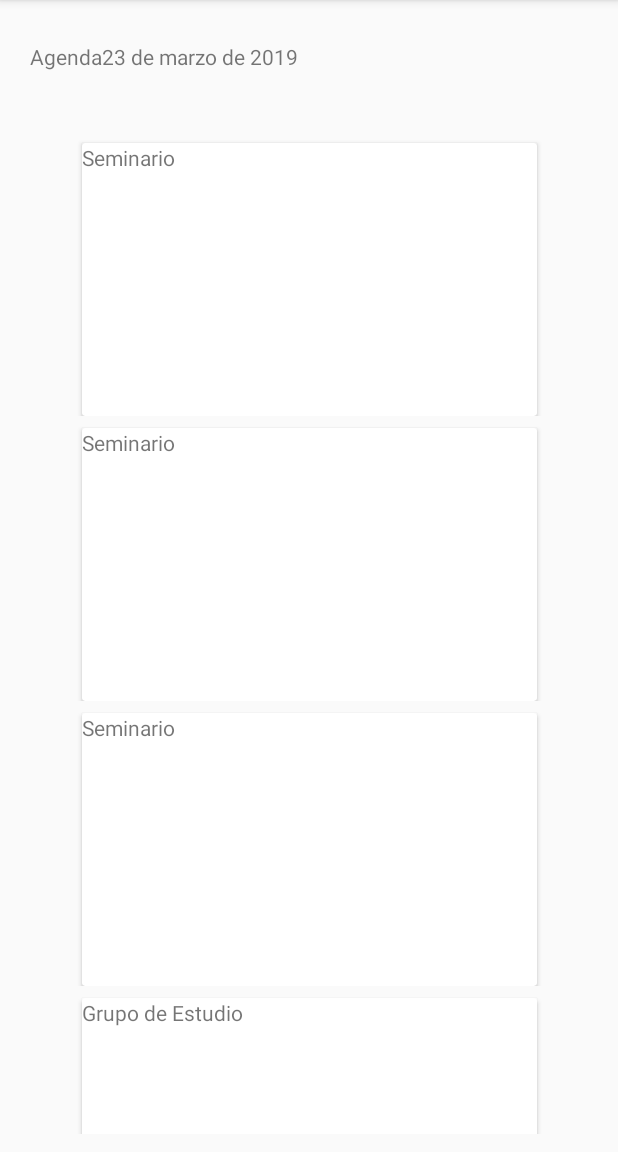
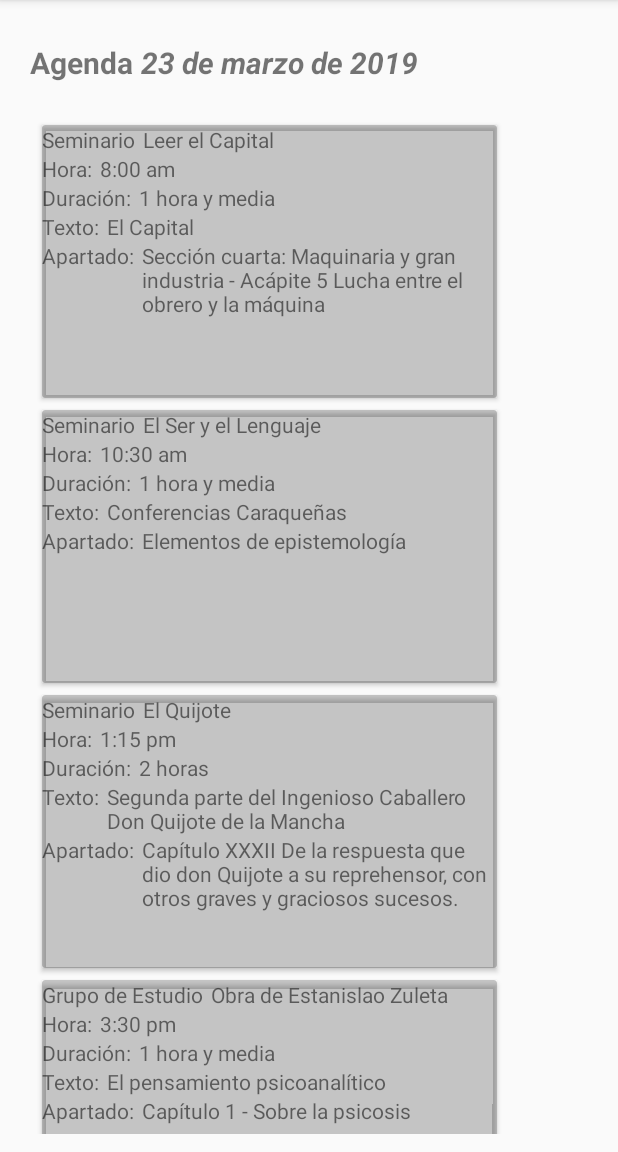
Before and after one commit to adatapoint/Ceez, an Android app: the screen it shows after launch (MainActivity), on a phone screen of 412 x 824 dp, the part 84-1236 px from its top. Run offline under Robolectric (Android 15) with nearby library versions, the phone set to English and light mode, and no system bars.

Commit message:
Added other information in the adapter

```diff
--- a/app/src/main/java/co/com/geosat/ceez/SesionAdapter.kt
+++ b/app/src/main/java/co/com/geosat/ceez/SesionAdapter.kt
@@ -22,6 +22,10 @@ class SesionAdapter (var items: ArrayList<Sesion>?): RecyclerView.Adapter<Sesion
         val item = items?.get(p1)
         holder.textViewNombre?.text = item?.nombre
         holder.textViewTipo?.text = item?.tipo
+        holder.textViewHora?.text = item?.hora
+        holder.textViewDuracion?.text = item?.duracion
+        holder.textViewTexto?.text = item?.texto
+        holder.textViewApartado?.text = item?.apartado
 
         holder.cardViewSesion?.setOnClickListener {
             Toast.makeText(it.context,"Item is clicked", Toast.LENGTH_SHORT).show()
@@ -33,11 +37,19 @@ class SesionAdapter (var items: ArrayList<Sesion>?): RecyclerView.Adapter<Sesion
         var cardViewSesion: CardView? = null
         var textViewNombre: TextView? = null
         var textViewTipo: TextView? = null
+        var textViewHora: TextView? = null
+        var textViewDuracion: TextView? = null
+        var textViewTexto: TextView? = null
+        var textViewApartado: TextView? = null
 
         init {
             this.cardViewSesion = view.cardViewSesion
             this.textViewNombre = view.textViewNombre
             this.textViewTipo = view.textViewTipo
+            this.textViewHora = view.textViewHora
+            this.textViewDuracion = view.textViewDuracion
+            this.textViewTexto = view.textViewTexto
+            this.textViewApartado = view.textViewApartado
         }
 
 
--- a/app/src/main/res/layout/activity_main.xml
+++ b/app/src/main/res/layout/activity_main.xml
@@ -19,16 +19,21 @@
                 android:layout_width="match_parent"
                 android:layout_height="wrap_content"
                 android:orientation="horizontal"
-                android:layout_marginBottom="40dp">
+                android:layout_marginBottom="20dp">
 
             <TextView
                     android:text="@string/agenda"
+                    android:textSize="@dimen/agenda_title"
                     android:layout_width="wrap_content"
-                    android:layout_height="wrap_content"/>
+                    android:layout_height="wrap_content"
+                    android:textStyle="bold"
+                    android:layout_marginEnd="5dp"/>
 
 
             <TextView
                     android:text="23 de marzo de 2019"
+                    android:textSize="@dimen/agenda_title"
+                    android:textStyle="bold|italic"
                     android:layout_width="wrap_content"
                     android:layout_height="wrap_content"
                     android:id="@+id/textViewFecha"/>
@@ -36,11 +41,15 @@
 
         </LinearLayout>
 
+        <ScrollView android:layout_width="match_parent" android:layout_height="wrap_content">
+
             <android.support.v7.widget.RecyclerView
                     android:layout_width="match_parent"
                     android:layout_height="wrap_content"
                     android:id="@+id/recyclerViewSesion"/>
 
+        </ScrollView>
+
 
     </LinearLayout>
 
--- a/app/src/main/res/layout/sesion_adapter.xml
+++ b/app/src/main/res/layout/sesion_adapter.xml
@@ -1,22 +1,21 @@
 <?xml version="1.0" encoding="utf-8"?>
-<android.support.constraint.ConstraintLayout
-        xmlns:android="http://schemas.android.com/apk/res/android"
-        xmlns:app="http://schemas.android.com/apk/res-auto" xmlns:tools="http://schemas.android.com/tools"
-        android:layout_width="match_parent"
-        android:layout_height="match_parent">
 
 <android.support.v7.widget.CardView
         android:layout_width="303dp"
         android:layout_height="182dp"
+        xmlns:app="http://schemas.android.com/apk/res-auto"
         android:padding="10dp"
         android:id="@+id/cardViewSesion"
-            android:background="@color/cardview_shadow_start_color"
+        app:cardBackgroundColor="@color/cardview_shadow_start_color"
         android:layout_marginTop="8dp"
         app:layout_constraintTop_toTopOf="parent"
         app:layout_constraintEnd_toEndOf="parent"
         android:layout_marginEnd="8dp"
         app:layout_constraintStart_toStartOf="parent"
-            android:layout_marginStart="8dp">
+        android:layout_marginStart="8dp"
+        android:layout_gravity="center_horizontal"
+        xmlns:android="http://schemas.android.com/apk/res/android"
+        android:paddingBottom="10dp">
 
     <LinearLayout
             android:layout_width="match_parent"
@@ -30,24 +29,117 @@
 
             <TextView
                     android:id="@+id/textViewTipo"
-                        android:layout_width="match_parent"
-                        android:layout_height="wrap_content"/>
-
-                <TextView
+                    android:text="Seminario"
                     android:layout_width="wrap_content"
                     android:layout_height="wrap_content"
-                        android:text="@string/space"/>
+                    android:layout_marginEnd="5dp"/>
 
             <TextView
                     android:id="@+id/textViewNombre"
+                    android:text="El ser y el lenguaje"
                     android:layout_width="match_parent"
                     android:layout_height="wrap_content"/>
 
         </LinearLayout>
 
+        <LinearLayout
+                android:layout_width="match_parent"
+                android:layout_height="wrap_content"
+                android:orientation="horizontal">
+
+            <TextView
+                    android:text="@string/hora"
+                    android:layout_width="wrap_content"
+                    android:layout_height="wrap_content"/>
+
+            <TextView
+                    android:text="@string/dos_puntos"
+                    android:layout_width="wrap_content"
+                    android:layout_height="wrap_content"
+                    android:layout_marginEnd="5dp"/>
+
+            <TextView
+                    android:id="@+id/textViewHora"
+                    android:text="8:00 pm"
+                    android:layout_width="match_parent"
+                    android:layout_height="wrap_content"/>
+
+        </LinearLayout>
+
+        <LinearLayout
+                android:layout_width="match_parent"
+                android:layout_height="wrap_content"
+                android:orientation="horizontal">
+
+            <TextView
+                    android:text="@string/duracion"
+                    android:layout_width="wrap_content"
+                    android:layout_height="wrap_content"/>
+
+            <TextView
+                    android:text="@string/dos_puntos"
+                    android:layout_width="wrap_content"
+                    android:layout_height="wrap_content"
+                    android:layout_marginEnd="5dp"/>
+
+            <TextView
+                    android:id="@+id/textViewDuracion"
+                    android:text="1 hora y media"
+                    android:layout_width="match_parent"
+                    android:layout_height="wrap_content"/>
+
+        </LinearLayout>
+
+        <LinearLayout
+                android:layout_width="match_parent"
+                android:layout_height="wrap_content"
+                android:orientation="horizontal">
+
+            <TextView
+                    android:text="@string/texto"
+                    android:layout_width="wrap_content"
+                    android:layout_height="wrap_content"/>
+
+            <TextView
+                    android:text="@string/dos_puntos"
+                    android:layout_width="wrap_content"
+                    android:layout_height="wrap_content"
+                    android:layout_marginEnd="5dp"/>
+
+            <TextView
+                    android:id="@+id/textViewTexto"
+                    android:text="Segunda parte del Ingenioso Caballero Don Quijote de la Mancha"
+                    android:layout_width="match_parent"
+                    android:layout_height="wrap_content"/>
+
+        </LinearLayout>
+
+        <LinearLayout
+                android:layout_width="match_parent"
+                android:layout_height="wrap_content"
+                android:orientation="horizontal">
+
+            <TextView
+                    android:text="@string/apartado"
+                    android:layout_width="wrap_content"
+                    android:layout_height="wrap_content"/>
+
+            <TextView
+                    android:text="@string/dos_puntos"
+                    android:layout_width="wrap_content"
+                    android:layout_height="wrap_content"
+                    android:layout_marginEnd="5dp"/>
+
+            <TextView
+                    android:id="@+id/textViewApartado"
+                    android:text="Capítulo XXXII De la respuesta que dio don Quijote a su reprehensor, con otros graves y graciosos sucesos."
+                    android:layout_width="match_parent"
+                    android:layout_height="wrap_content"/>
+
+        </LinearLayout>
+
+
+
     </LinearLayout>
 
 </android.support.v7.widget.CardView>
-
-
-</android.support.constraint.ConstraintLayout>
--- /dev/null
+++ b/app/src/main/res/values/dimens.xml
@@ -0,0 +1,4 @@
+<?xml version="1.0" encoding="utf-8"?>
+<resources>
+    <dimen name="agenda_title">20sp</dimen>
+</resources>
--- a/app/src/main/res/values/strings.xml
+++ b/app/src/main/res/values/strings.xml
@@ -2,5 +2,9 @@
     <string name="app_name">Ceez</string>
     <string name="agenda">Agenda</string>
     <string name="del">del</string>
-    <string name="space"/>
+    <string name="hora">Hora</string>
+    <string name="dos_puntos">:</string>
+    <string name="duracion">Duración</string>
+    <string name="texto">Texto</string>
+    <string name="apartado">Apartado</string>
 </resources>
```
Lines whose indentation alone changed are shown as unchanged.
